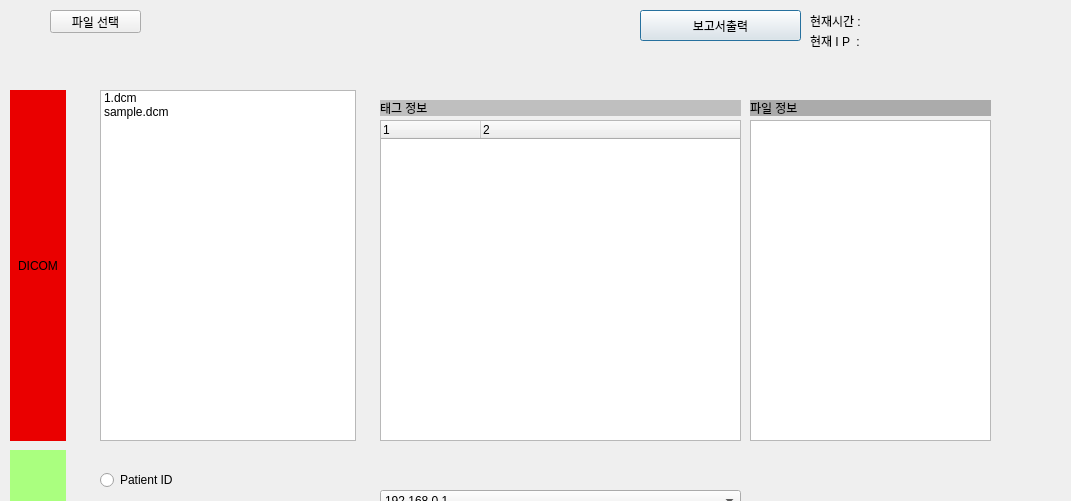
Above: dicomANDpacs.ui from jamemanionda/2023_skku_medical before the change; both pictures show x 0 to 1071 and y 0 to 501 of the 1071 by 826 pixel window. Below: the same form after it.
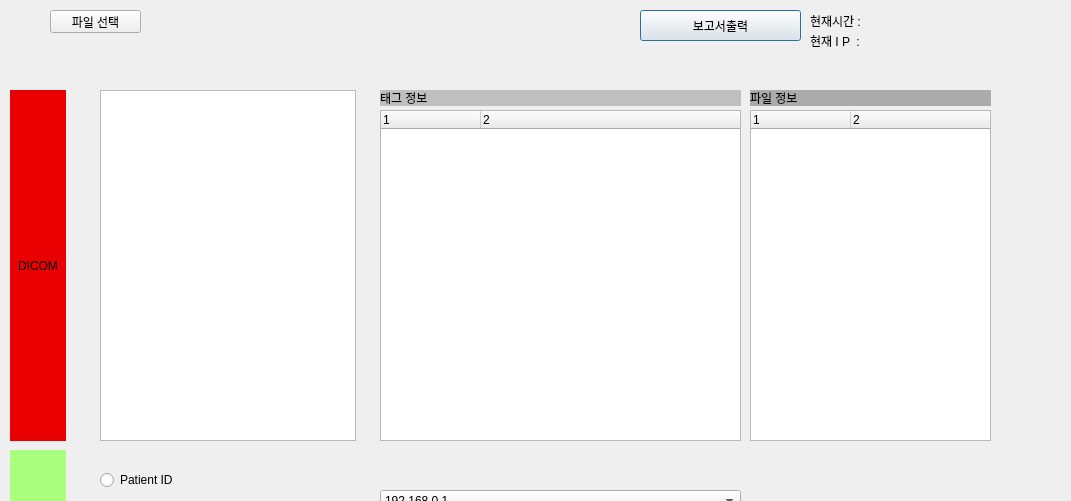
That is the form after the change.

```diff
--- a/dicomANDpacs.ui
+++ b/dicomANDpacs.ui
@@ -56,7 +56,7 @@
    <property name="geometry">
     <rect>
      <x>750</x>
-     <y>100</y>
+     <y>90</y>
      <width>241</width>
      <height>16</height>
     </rect>
@@ -104,9 +104,9 @@
    <property name="geometry">
     <rect>
      <x>380</x>
-     <y>120</y>
+     <y>110</y>
      <width>361</width>
-     <height>321</height>
+     <height>331</height>
     </rect>
    </property>
    <property name="contextMenuPolicy">
@@ -127,7 +127,7 @@
    <property name="geometry">
     <rect>
      <x>380</x>
-     <y>100</y>
+     <y>90</y>
      <width>361</width>
      <height>16</height>
     </rect>
@@ -139,21 +139,6 @@
     <string>태그 정보</string>
    </property>
   </widget>
-  <widget class="QTableWidget" name="tableWidget">
-   <property name="geometry">
-    <rect>
-     <x>750</x>
-     <y>120</y>
-     <width>241</width>
-     <height>321</height>
-    </rect>
-   </property>
-   <property name="font">
-    <font>
-     <pointsize>7</pointsize>
-    </font>
-   </property>
-  </widget>
   <widget class="QLabel" name="file_isForgery_text">
    <property name="geometry">
     <rect>
@@ -176,16 +161,6 @@
      <height>351</height>
     </rect>
    </property>
-   <item>
-    <property name="text">
-     <string>1.dcm</string>
-    </property>
-   </item>
-   <item>
-    <property name="text">
-     <string>sample.dcm</string>
-    </property>
-   </item>
   </widget>
   <widget class="QLabel" name="label_3">
    <property name="geometry">
@@ -303,6 +278,29 @@
     </item>
    </layout>
   </widget>
+  <widget class="QTreeWidget" name="fileinfotree">
+   <property name="geometry">
+    <rect>
+     <x>750</x>
+     <y>110</y>
+     <width>241</width>
+     <height>331</height>
+    </rect>
+   </property>
+   <property name="columnCount">
+    <number>2</number>
+   </property>
+   <column>
+    <property name="text">
+     <string notr="true">1</string>
+    </property>
+   </column>
+   <column>
+    <property name="text">
+     <string notr="true">2</string>
+    </property>
+   </column>
+  </widget>
  </widget>
  <resources/>
  <connections/>
```
Left out of the diff: 4 changed lines with no effect on the pictures.
